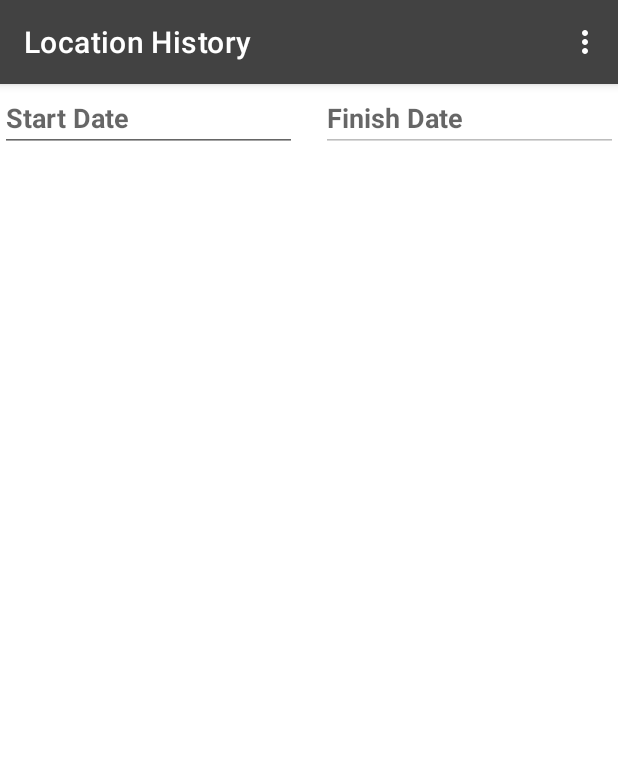
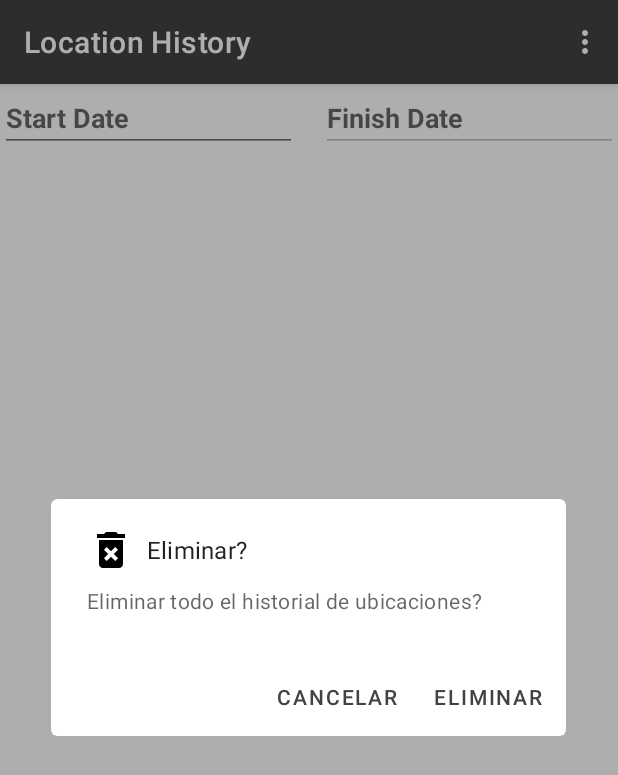
Before and after one commit to geekmaster69/SkytagBeta, an Android app: the LocationHistory screen opened directly, with no data from a screen before it, in the options menu, after a tap on "Delete", on a phone screen of 412 x 824 dp. Shown: the top 775 px of the screen. Run offline under Robolectric (Android 15) with nearby library versions, the phone set to English and light mode, and no system bars; our stand-ins replace Room's generated code.

Commit message:
plus location history

```diff
--- a/app/src/main/java/com/example/skytagbeta/base/Constants.kt
+++ b/app/src/main/java/com/example/skytagbeta/base/Constants.kt
@@ -8,6 +8,9 @@ object Constants {
 
     const val SERVICEUUID = "0000ffe0-0000-1000-8000-00805f9b34fb"
     const val CHARACTERISTICUUID = "0000ffe1-0000-1000-8000-00805f9b34fb"
+
+    const val SERVICE_BATTERY_UUID = "0000180f-0000-1000-8000-00805f9b34fb"
+    const val CHARACTERISTIC_BATTERY_UUID = "00002a19-0000-1000-8000-00805f9b34fb"
 
 
 
--- a/app/src/main/java/com/example/skytagbeta/presentation/locationhistory/LocationHistory.kt
+++ b/app/src/main/java/com/example/skytagbeta/presentation/locationhistory/LocationHistory.kt
@@ -14,6 +14,7 @@ import com.example.skytagbeta.presentation.locationhistory.inter.OnClickListener
 import com.example.skytagbeta.presentation.locationhistory.entity.StatusListEntity
 import com.example.skytagbeta.presentation.main.viewmodel.BleServiceViewModel
 import com.example.skytagbeta.presentation.mapFragment.MapFragment
+import com.google.android.material.dialog.MaterialAlertDialogBuilder
 
 class LocationHistory : AppCompatActivity(), OnClickListener {
     private lateinit var binding: ActivityRecordBinding
@@ -37,14 +38,13 @@ class LocationHistory : AppCompatActivity(), OnClickListener {
         binding.etDate2.setOnClickListener { finishDatePicker() }
 
     }
+    private fun startDatePicker() {
+        val datePicker = DatePickerFragment { day, month, year -> startDateSelected(day, month, year) }
+        datePicker.show(supportFragmentManager, "datePicker")
+    }
 
     private fun finishDatePicker() {
         val datePicker = DatePickerFragment { day, month, year -> finishDateSelected(day, month, year) }
-        datePicker.show(supportFragmentManager, "datePicker")
-    }
-
-    private fun startDatePicker() {
-        val datePicker = DatePickerFragment { day, month, year -> startDateSelected(day, month, year) }
         datePicker.show(supportFragmentManager, "datePicker")
     }
 
@@ -97,8 +97,19 @@ class LocationHistory : AppCompatActivity(), OnClickListener {
     override fun onOptionsItemSelected(item: MenuItem): Boolean {
         when(item.itemId){
             R.id.action_delete ->{
-                mViewModel.deleteAllStatus()
+                MaterialAlertDialogBuilder(this)
+                    .setTitle("Eliminar?")
+                    .setMessage("Eliminar todo el historial de ubicaciones?")
+                    .setIcon(R.drawable.ic_delete_forever)
+                    .setPositiveButton("Eliminar"){_,_ ->
+                        mViewModel.deleteAllStatus()
+                    }
+                    .setNegativeButton("Cancelar"){_,_, ->
+                        null
+                    }.show()
+
                 setupRecyclerView()
+
             }
         }
         return super.onOptionsItemSelected(item)
@@ -124,7 +135,4 @@ class LocationHistory : AppCompatActivity(), OnClickListener {
     fun Int.twoDigits() =
         if (this <= 9) "0$this" else this.toString()
 
-    /*private fun twoDigits(n: Int): String? {
-        return if (n <= 9) "0$n" else n.toString()
-    }*/
 }
--- a/app/src/main/java/com/example/skytagbeta/presentation/main/worker/WorkerViewModel.kt
+++ b/app/src/main/java/com/example/skytagbeta/presentation/main/worker/WorkerViewModel.kt
@@ -13,15 +13,10 @@ class WorkerViewModel(application: Application): ViewModel() {
     private val workManager = WorkManager.getInstance(application)
     private var statusWorker = MutableLiveData<Boolean>()
 
-
-
-
     fun cancelWork(){
         workManager.cancelAllWork()
         statusWorker.postValue(false)
     }
-
-
 
     fun updateLocation(time: Long){
         val constrains = Constraints.Builder()
@@ -45,6 +40,7 @@ class WorkerViewModel(application: Application): ViewModel() {
         statusWorker.postValue(true)
     }
 }
+
 class BlurViewModelFactory(private val application: Application) : ViewModelProvider.Factory {
 
     override fun <T : ViewModel> create(modelClass: Class<T>): T {
--- /dev/null
+++ b/app/src/main/res/drawable/ic_delete_forever.xml
@@ -0,0 +1,5 @@
+<vector android:height="24dp" android:tint="#000000"
+    android:viewportHeight="24" android:viewportWidth="24"
+    android:width="24dp" xmlns:android="http://schemas.android.com/apk/res/android">
+    <path android:fillColor="@android:color/white" android:pathData="M6,19c0,1.1 0.9,2 2,2h8c1.1,0 2,-0.9 2,-2L18,7L6,7v12zM8.46,11.88l1.41,-1.41L12,12.59l2.12,-2.12 1.41,1.41L13.41,14l2.12,2.12 -1.41,1.41L12,15.41l-2.12,2.12 -1.41,-1.41L10.59,14l-2.13,-2.12zM15.5,4l-1,-1h-5l-1,1L5,4v2h14L19,4z"/>
+</vector>
```
Also changed, not shown: app/src/main/java/com/example/skytagbeta/presentation/main/service/BleService.kt (+12 -2 lines), app/src/main/res/layout/activity_main.xml (+14 -1 lines), app/src/main/res/drawable/img_tag.png (added).
